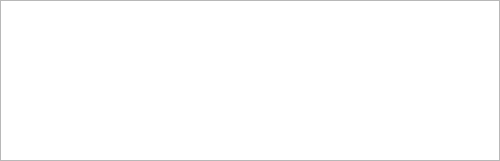
Qt form speedwagon/frontend/qtwidgets/ui/select_workflow_widget.ui (UIUCLibrary/Speedwagon) before a commit.
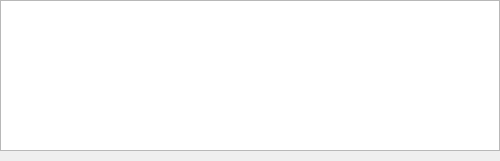
The same form after that commit.

Diff of the .ui file:
```diff
--- a/speedwagon/frontend/qtwidgets/ui/select_workflow_widget.ui
+++ b/speedwagon/frontend/qtwidgets/ui/select_workflow_widget.ui
@@ -24,13 +24,25 @@
     <number>0</number>
    </property>
    <property name="bottomMargin">
-    <number>0</number>
+    <number>10</number>
    </property>
    <item>
     <widget class="QListView" name="workflowSelectionView">
+     <property name="frameShape">
+      <enum>QFrame::Shape::StyledPanel</enum>
+     </property>
+     <property name="frameShadow">
+      <enum>QFrame::Shadow::Sunken</enum>
+     </property>
+     <property name="lineWidth">
+      <number>0</number>
+     </property>
      <property name="alternatingRowColors">
       <bool>true</bool>
      </property>
+     <property name="viewMode">
+      <enum>QListView::ViewMode::ListMode</enum>
+     </property>
     </widget>
    </item>
   </layout>
```
